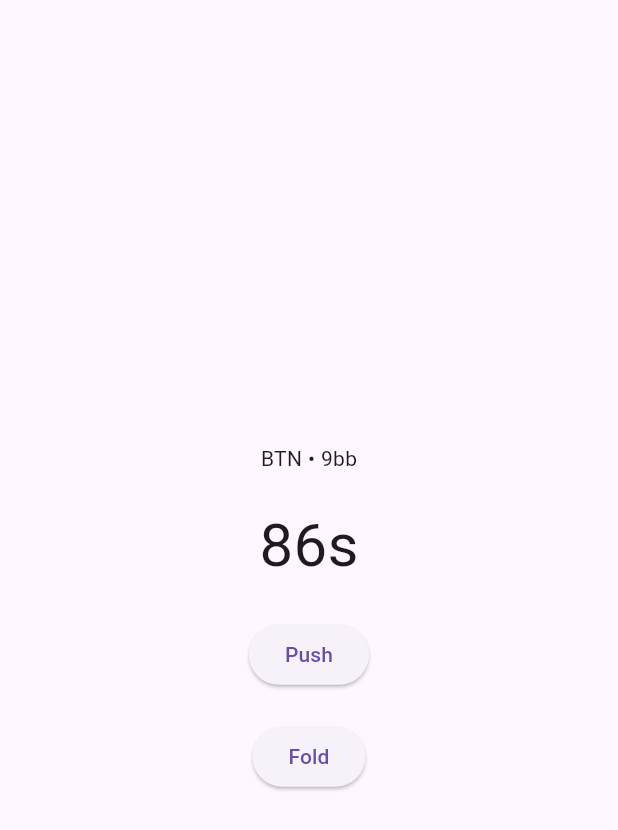
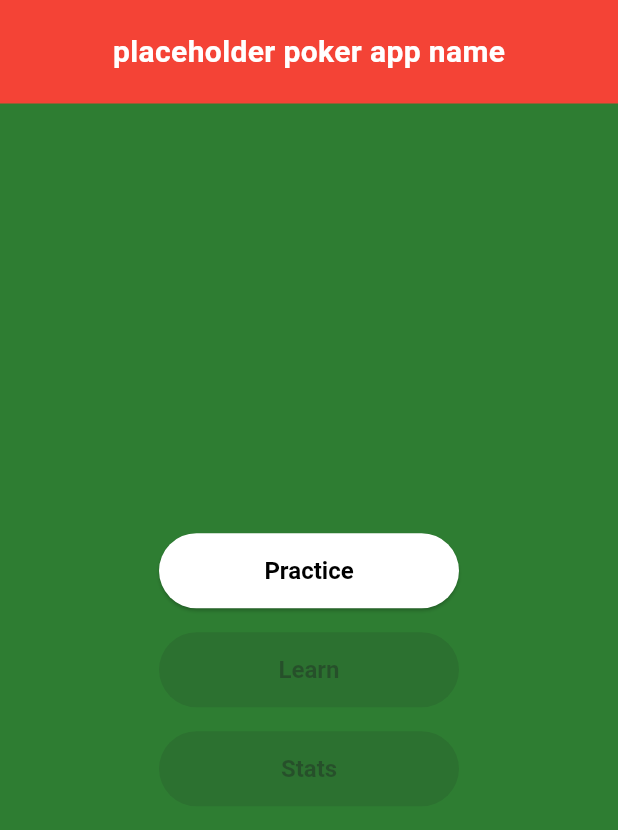
Before and after one commit to zegoldengecko/push_fold_main, a Flutter app: the screen it shows after launch, on a phone screen of 412 x 824 dp. Shown: the top 830 px of the screen. Run offline on Flutter 3.47's test engine with Material 3 defaults, Android fonts, the light colour scheme and no system bars.

Commit message:
Setting up main menu screen

```diff
--- a/lib/main.dart
+++ b/lib/main.dart
@@ -1,7 +1,5 @@
 import 'package:flutter/material.dart';
 import 'package:push_fold_main/screens/drill_screen.dart';
-
-
 
 void main() {
   runApp(const MainApp());
@@ -13,7 +11,98 @@ class MainApp extends StatelessWidget {
   @override
   Widget build(BuildContext context) {
     return const MaterialApp(
-      home: DrillScreen(),
+      debugShowCheckedModeBanner: false,
+      home: HomeScreen(),
     );
   }
 }
+
+class HomeScreen extends StatelessWidget {
+  const HomeScreen({super.key});
+
+  @override
+  Widget build(BuildContext context) {
+    return Scaffold(
+      backgroundColor: const Color(0xFF2E7D32), // grass green
+      body: Column(
+        children: [
+          // Red banner
+          Container(
+            width: double.infinity,
+            padding: const EdgeInsets.symmetric(vertical: 20),
+            color: Colors.red,
+            child: const SafeArea(
+              bottom: false,
+              child: Center(
+                child: Text(
+                  "placeholder poker app name",
+                  style: TextStyle(
+                    color: Colors.white,
+                    fontSize: 20,
+                    fontWeight: FontWeight.bold,
+                  ),
+                ),
+              ),
+            ),
+          ),
+
+          // Buttons
+          Expanded(
+            child: Center(
+              child: Column(
+                mainAxisSize: MainAxisSize.min,
+                children: [
+                  _MenuButton(
+                    title: "Practice",
+                    onPressed: () {
+                      Navigator.push(
+                        context,
+                        MaterialPageRoute(
+                          builder: (context) => const DrillScreen(),
+                        ),
+                      );
+                    },
+                  ),
+                  const SizedBox(height: 16),
+                  const _MenuButton(title: "Learn"),
+                  const SizedBox(height: 16),
+                  const _MenuButton(title: "Stats"),
+                ],
+              ),
+            ),
+          ),
+        ],
+      ),
+    );
+  }
+}
+
+class _MenuButton extends StatelessWidget {
+  final String title;
+  final VoidCallback? onPressed;
+
+  const _MenuButton({
+    required this.title,
+    this.onPressed,
+  });
+
+  @override
+  Widget build(BuildContext context) {
+    return SizedBox(
+      width: 200,
+      height: 50,
+      child: ElevatedButton(
+        style: ElevatedButton.styleFrom(
+          backgroundColor: Colors.white,
+          foregroundColor: Colors.black,
+          textStyle: const TextStyle(
+            fontSize: 16,
+            fontWeight: FontWeight.bold,
+          ),
+        ),
+        onPressed: onPressed,
+        child: Text(title),
+      ),
+    );
+  }
+}
```
